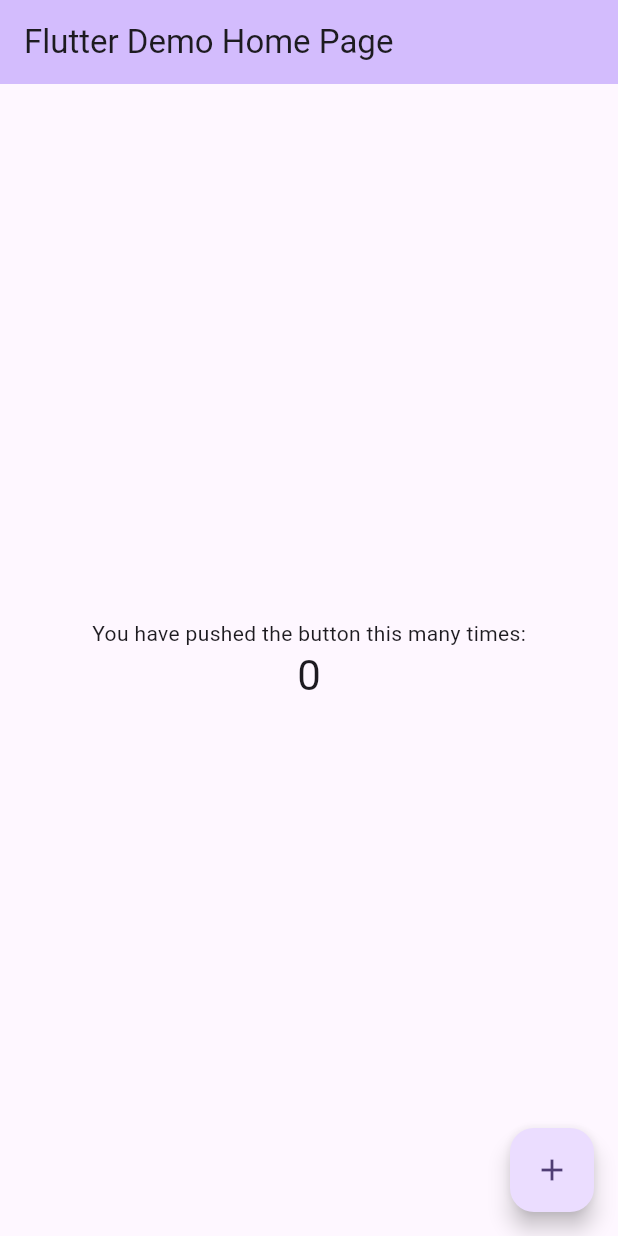
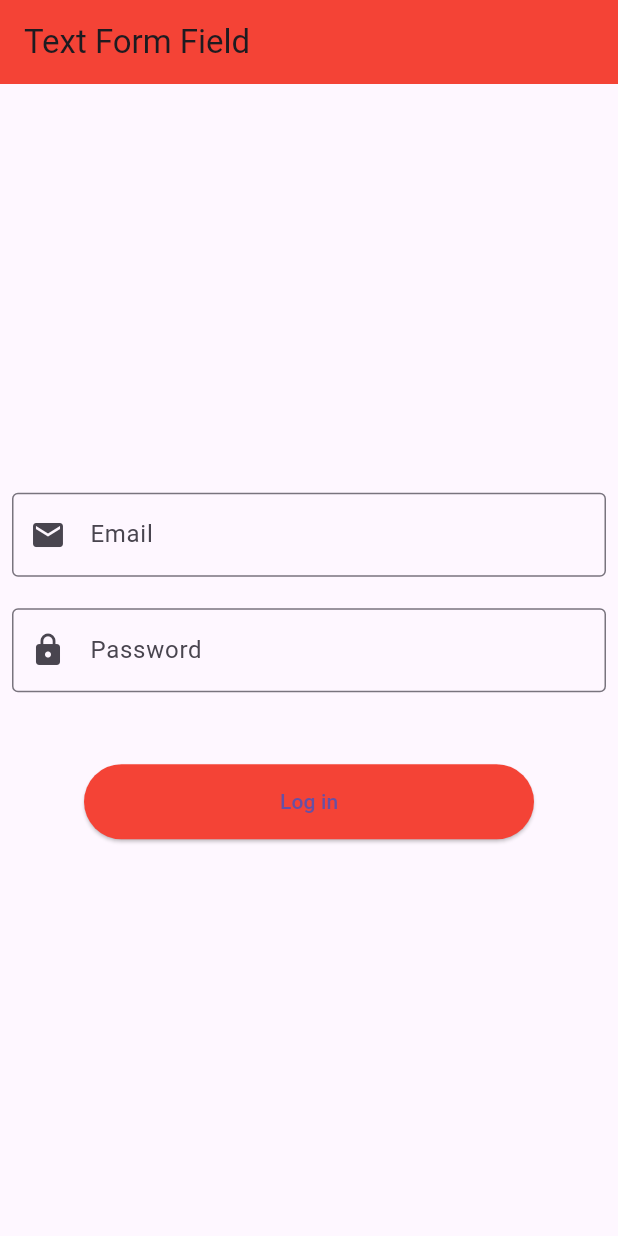
Before and after one commit to Khannouman083/10-Days-Flutter-Bootcamp, a Flutter app: the screen it shows after launch, on a phone screen of 412 x 824 dp. Run offline on Flutter 3.47's test engine with Material 3 defaults, Android fonts, the phone set to English and light mode, and no system bars.

Commit message:
new 8 flutter files added

```diff
--- /dev/null
+++ b/ten_flutter_widgets/lib/8_textformfield.dart
@@ -0,0 +1,60 @@
+import 'package:flutter/material.dart';
+
+
+class TextformMy extends StatefulWidget {
+  const TextformMy({super.key});
+
+  @override
+  State<TextformMy> createState() => _TextformMyState();
+}
+
+class _TextformMyState extends State<TextformMy> {
+  @override
+  Widget build(BuildContext context) {
+    return Scaffold(
+      appBar: AppBar(
+        title: Text("Text Form Field"),
+        backgroundColor: Colors.red,
+      ),
+      body: Column(
+        mainAxisAlignment: MainAxisAlignment.center,
+        children: [
+          Padding(
+            padding: const EdgeInsets.all(8.0),
+            child: TextFormField(
+              decoration: InputDecoration(
+                hintText: "Email",
+                prefixIcon: Icon(Icons.email),
+                border: OutlineInputBorder()
+              ),
+            ),
+          ),
+          SizedBox(
+            height: 5,
+          ),
+          Padding(
+            padding: const EdgeInsets.all(8.0),
+            child: TextFormField(
+              decoration: InputDecoration(
+                hintText: "Password",
+                prefixIcon: Icon(Icons.lock),
+                border:  OutlineInputBorder()
+              ),
+            ),
+          ),
+          SizedBox(
+            height: 40,
+          ),
+          Container(height: 50,width: 300,
+            child: ElevatedButton(
+              style: ButtonStyle(
+                backgroundColor: WidgetStateProperty.all(Colors.red)
+              ),
+                onPressed: (){},
+                child: Text("Log in")),
+          )
+        ],
+      ),
+    );
+  }
+}
--- a/ten_flutter_widgets/lib/main.dart
+++ b/ten_flutter_widgets/lib/main.dart
@@ -1,125 +1,29 @@
-import 'package:flutter/material.dart';
+import "package:flutter/material.dart";
+import "package:ten_flutter_widgets/1_container_sizedBox.dart";
+import "package:ten_flutter_widgets/2_row_cols_wrap.dart";
+import "package:ten_flutter_widgets/3_buttons.dart";
+import "package:ten_flutter_widgets/4_snackbar.dart";
+import "package:ten_flutter_widgets/5_listview_gridview.dart";
+import "package:ten_flutter_widgets/6_Drawer.dart";
+import "package:ten_flutter_widgets/7_images.dart";
+import "package:ten_flutter_widgets/8_textformfield.dart";
 
-void main() {
-  runApp(const MyApp());
+void main (){
+  runApp(myApp());
 }
 
-class MyApp extends StatelessWidget {
-  const MyApp({super.key});
+class myApp extends StatelessWidget {
+  const myApp({super.key});
 
-  // This widget is the root of your application.
   @override
   Widget build(BuildContext context) {
     return MaterialApp(
-      title: 'Flutter Demo',
+      debugShowCheckedModeBanner: false,
       theme: ThemeData(
-        // This is the theme of your application.
-        //
-        // TRY THIS: Try running your application with "flutter run". You'll see
-        // the application has a purple toolbar. Then, without quitting the app,
-        // try changing the seedColor in the colorScheme below to Colors.green
-        // and then invoke "hot reload" (save your changes or press the "hot
-        // reload" button in a Flutter-supported IDE, or press "r" if you used
-        // the command line to start the app).
-        //
-        // Notice that the counter didn't reset back to zero; the application
-        // state is not lost during the reload. To reset the state, use hot
-        // restart instead.
-        //
-        // This works for code too, not just values: Most code changes can be
-        // tested with just a hot reload.
-        colorScheme: ColorScheme.fromSeed(seedColor: Colors.deepPurple),
-        useMaterial3: true,
+        primaryColor: Colors.red,
+        brightness: Brightness.light,
       ),
-      home: const MyHomePage(title: 'Flutter Demo Home Page'),
+      home: TextformMy(),
     );
   }
 }
-
-class MyHomePage extends StatefulWidget {
-  const MyHomePage({super.key, required this.title});
-
-  // This widget is the home page of your application. It is stateful, meaning
-  // that it has a State object (defined below) that contains fields that affect
-  // how it looks.
-
-  // This class is the configuration for the state. It holds the values (in this
-  // case the title) provided by the parent (in this case the App widget) and
-  // used by the build method of the State. Fields in a Widget subclass are
-  // always marked "final".
-
-  final String title;
-
-  @override
-  State<MyHomePage> createState() => _MyHomePageState();
-}
-
-class _MyHomePageState extends State<MyHomePage> {
-  int _counter = 0;
-
-  void _incrementCounter() {
-    setState(() {
-      // This call to setState tells the Flutter framework that something has
-      // changed in this State, which causes it to rerun the build method below
-      // so that the display can reflect the updated values. If we changed
-      // _counter without calling setState(), then the build method would not be
-      // called again, and so nothing would appear to happen.
-      _counter++;
-    });
-  }
-
-  @override
-  Widget build(BuildContext context) {
-    // This method is rerun every time setState is called, for instance as done
-    // by the _incrementCounter method above.
-    //
-    // The Flutter framework has been optimized to make rerunning build methods
-    // fast, so that you can just rebuild anything that needs updating rather
-    // than having to individually change instances of widgets.
-    return Scaffold(
-      appBar: AppBar(
-        // TRY THIS: Try changing the color here to a specific color (to
-        // Colors.amber, perhaps?) and trigger a hot reload to see the AppBar
-        // change color while the other colors stay the same.
-        backgroundColor: Theme.of(context).colorScheme.inversePrimary,
-        // Here we take the value from the MyHomePage object that was created by
-        // the App.build method, and use it to set our appbar title.
-        title: Text(widget.title),
-      ),
-      body: Center(
-        // Center is a layout widget. It takes a single child and positions it
-        // in the middle of the parent.
-        child: Column(
-          // Column is also a layout widget. It takes a list of children and
-          // arranges them vertically. By default, it sizes itself to fit its
-          // children horizontally, and tries to be as tall as its parent.
-          //
-          // Column has various properties to control how it sizes itself and
-          // how it positions its children. Here we use mainAxisAlignment to
-          // center the children vertically; the main axis here is the vertical
-          // axis because Columns are vertical (the cross axis would be
-          // horizontal).
-          //
-          // TRY THIS: Invoke "debug painting" (choose the "Toggle Debug Paint"
-          // action in the IDE, or press "p" in the console), to see the
-          // wireframe for each widget.
-          mainAxisAlignment: MainAxisAlignment.center,
-          children: <Widget>[
-            const Text(
-              'You have pushed the button this many times:',
-            ),
-            Text(
-              '$_counter',
-              style: Theme.of(context).textTheme.headlineMedium,
-            ),
-          ],
-        ),
-      ),
-      floatingActionButton: FloatingActionButton(
-        onPressed: _incrementCounter,
-        tooltip: 'Increment',
-        child: const Icon(Icons.add),
-      ), // This trailing comma makes auto-formatting nicer for build methods.
-    );
-  }
-}
--- a/ten_flutter_widgets/pubspec.yaml
+++ b/ten_flutter_widgets/pubspec.yaml
@@ -59,9 +59,8 @@ flutter:
   uses-material-design: true
 
   # To add assets to your application, add an assets section, like this:
-  # assets:
-  #   - images/a_dot_burr.jpeg
-  #   - images/a_dot_ham.jpeg
+  assets:
+    - assets/
 
   # An image asset can refer to one or more resolution-specific "variants", see
   # https://flutter.dev/assets-and-images/#resolution-aware
```
Also changed, not shown: ten_flutter_widgets/lib/1_container_sizedBox.dart (added, +45 -0 lines), ten_flutter_widgets/lib/2_row_cols_wrap.dart (added, +73 -0 lines), ten_flutter_widgets/lib/3_buttons.dart (added, +57 -0 lines), ten_flutter_widgets/lib/4_snackbar.dart (added, +42 -0 lines), ten_flutter_widgets/lib/5_listview_gridview.dart (added, +47 -0 lines), ten_flutter_widgets/lib/6_Drawer.dart (added, +61 -0 lines), ten_flutter_widgets/lib/7_images.dart (added, +34 -0 lines).
